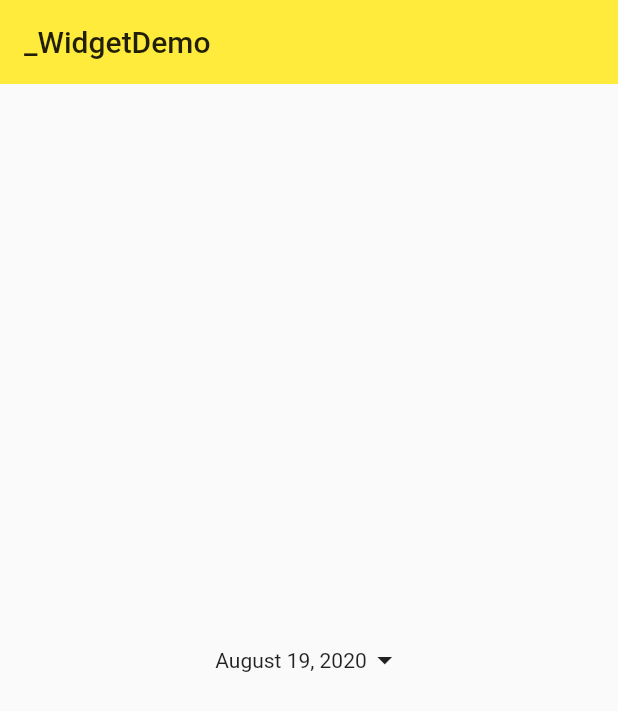
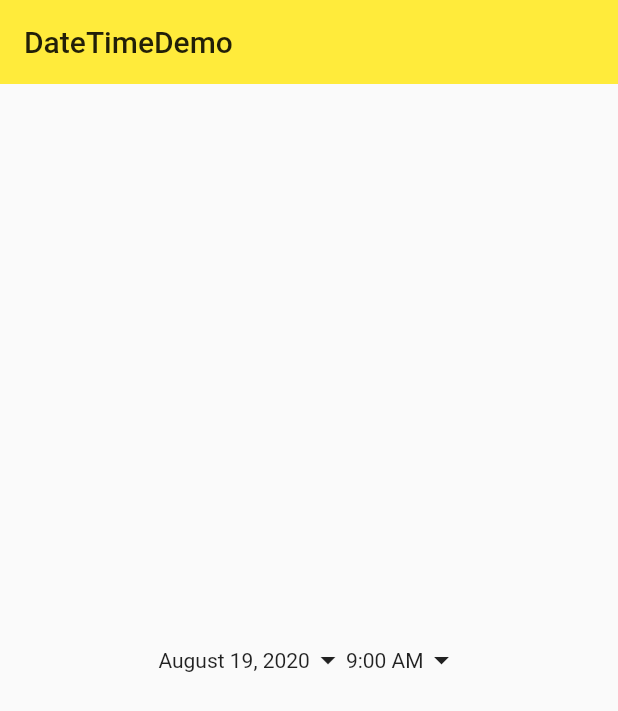
Before and after one commit to lv823063712/flutter_apps, a Flutter app: the DataTimeDemo screen opened directly, on a phone screen of 412 x 824 dp. Shown: the top 711 px of the screen. Run offline on Flutter 3.47's test engine with Material 2 defaults, Android fonts, the phone set to English and light mode, and no system bars.

Commit message:
日历选择器,选择日期的小控件    这里涉及到了异步执行问题,需要导入async的这个依赖包  可是使用async关键字   也可以用fluter?

```diff
--- a/lib/demo/DataTimeDemo.dart
+++ b/lib/demo/DataTimeDemo.dart
@@ -8,13 +8,15 @@ class DataTimeDemo extends StatefulWidget {
 
 class _DataTimeDemoState extends State<DataTimeDemo> {
   DateTime selectedData = DateTime.now(); //设定时间等于现在
+  TimeOfDay selectedTime = TimeOfDay(hour: 9, minute: 00);
+
   _selectDate() async {
     final DateTime selectDate = await showDatePicker(
         context: context,
         initialDate: selectedData,
         firstDate: DateTime(1900),
         lastDate: DateTime(2100));
-    if (selectDate==null) {
+    if (selectDate == null) {
       return;
     }
     setState(() {
@@ -22,11 +24,22 @@ class _DataTimeDemoState extends State<DataTimeDemo> {
     });
   }
 
+  _selectTime() async {
+    final TimeOfDay time =
+        await showTimePicker(context: context, initialTime: selectedTime);
+    if (time == null) {
+      return;
+    }
+    setState(() {
+      selectedTime = time;
+    });
+  }
+
   @override
   Widget build(BuildContext context) {
     return Scaffold(
       appBar: AppBar(
-        title: Text('_WidgetDemo'),
+        title: Text('DateTimeDemo'),
         elevation: 0.0,
       ),
       body: Container(
@@ -46,7 +59,16 @@ class _DataTimeDemoState extends State<DataTimeDemo> {
                       Icon(Icons.arrow_drop_down)
                     ],
                   ),
-                )
+                ),
+                InkWell(
+                  onTap: _selectTime,
+                  child: Row(
+                    children: <Widget>[
+                      Text(selectedTime.format(context)),
+                      Icon(Icons.arrow_drop_down)
+                    ],
+                  ),
+                ),
               ],
             ),
           ],
```
